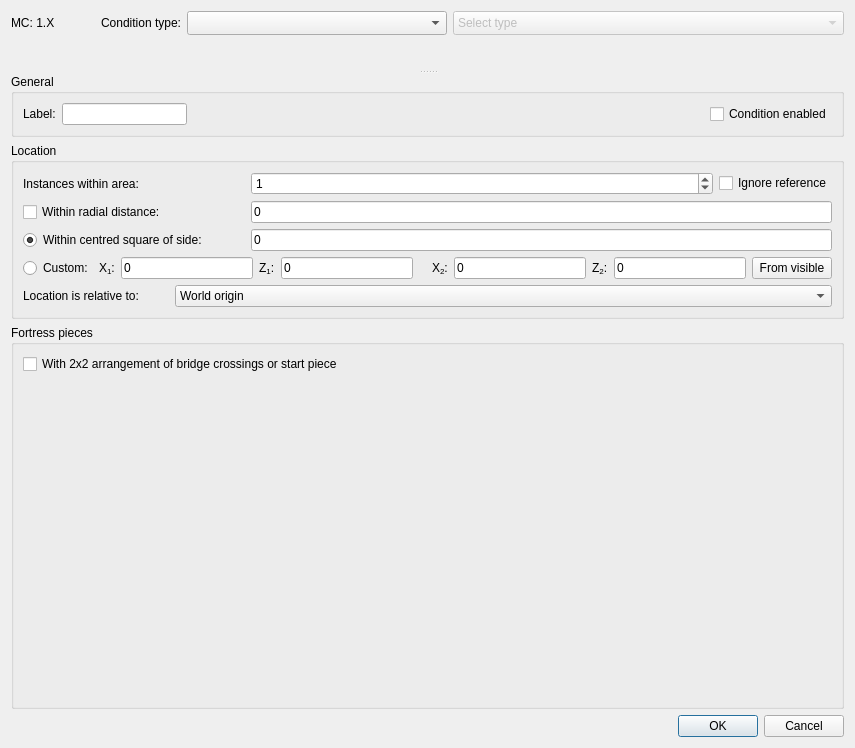
First picture: the form in src/conditiondialog.ui, repository DUzzL/Seed-Atlas, before the edit.
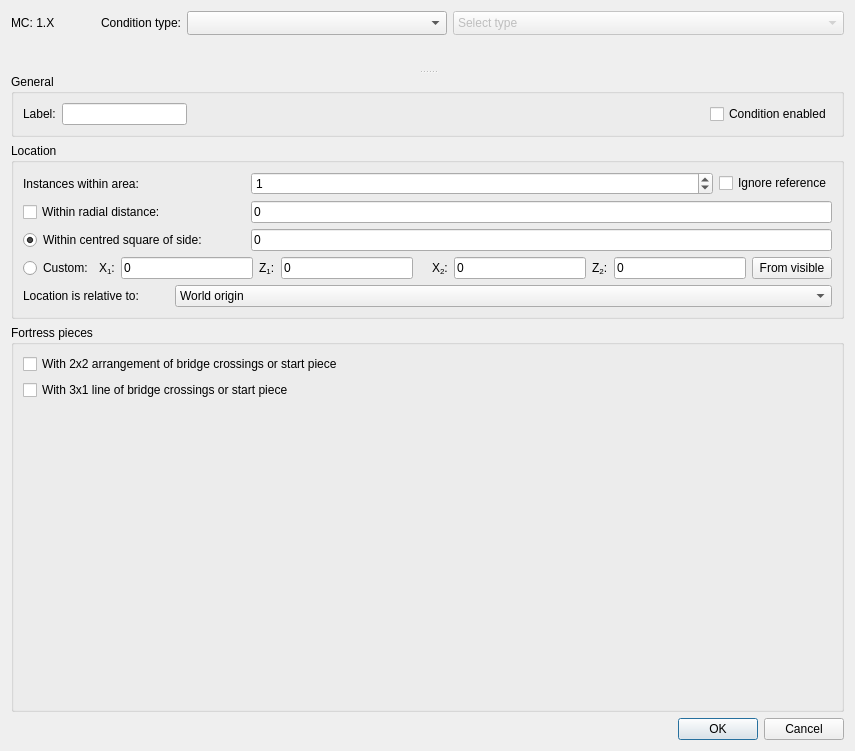
Second picture: the form after the edit. The open tabs and pages were chosen to show the change. Icons and pictures are not drawn. Custom widgets are drawn as their Qt base class.

```diff
--- a/src/conditiondialog.ui
+++ b/src/conditiondialog.ui
@@ -1776,6 +1776,16 @@
                </widget>
               </item>
               <item row="1" column="0">
+               <widget class="QCheckBox" name="checkFortress3x1">
+                <property name="toolTip">
+                 <string>Finds at least three consecutive bridge-crossing or start pieces in a straight line at the same Y level.</string>
+                </property>
+                <property name="text">
+                 <string>With 3x1 line of bridge crossings or start piece</string>
+                </property>
+               </widget>
+              </item>
+              <item row="2" column="0">
                <spacer name="verticalSpacer_3">
                 <property name="orientation">
                  <enum>Qt::Vertical</enum>
```
Left out of the diff: 2 changed lines with no effect on the pictures.
